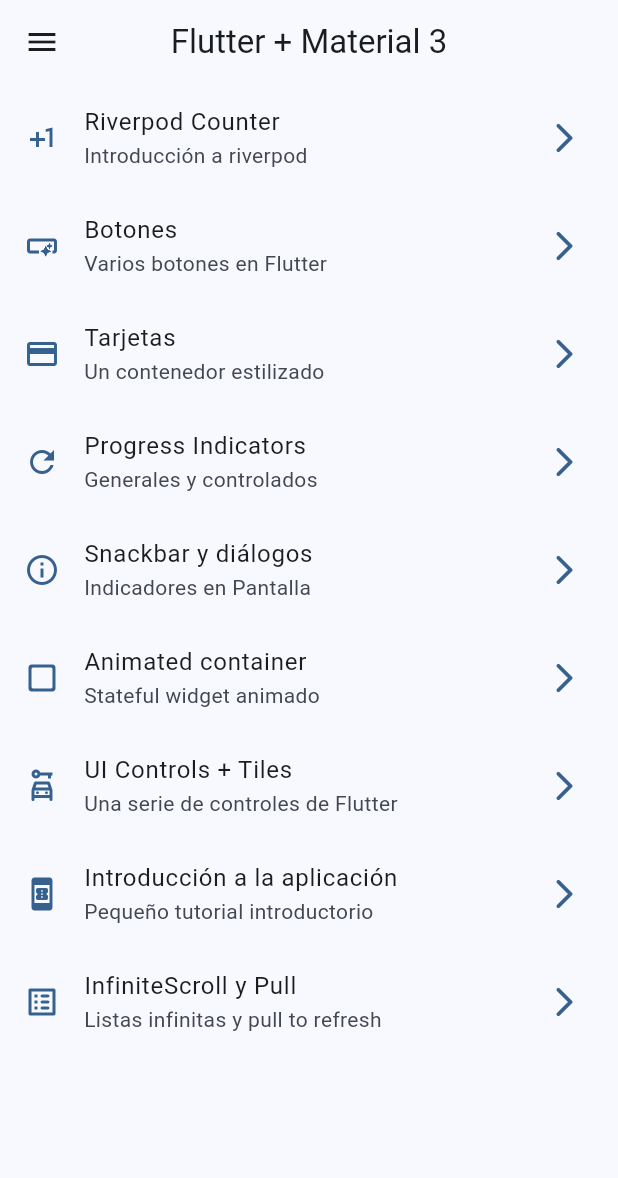
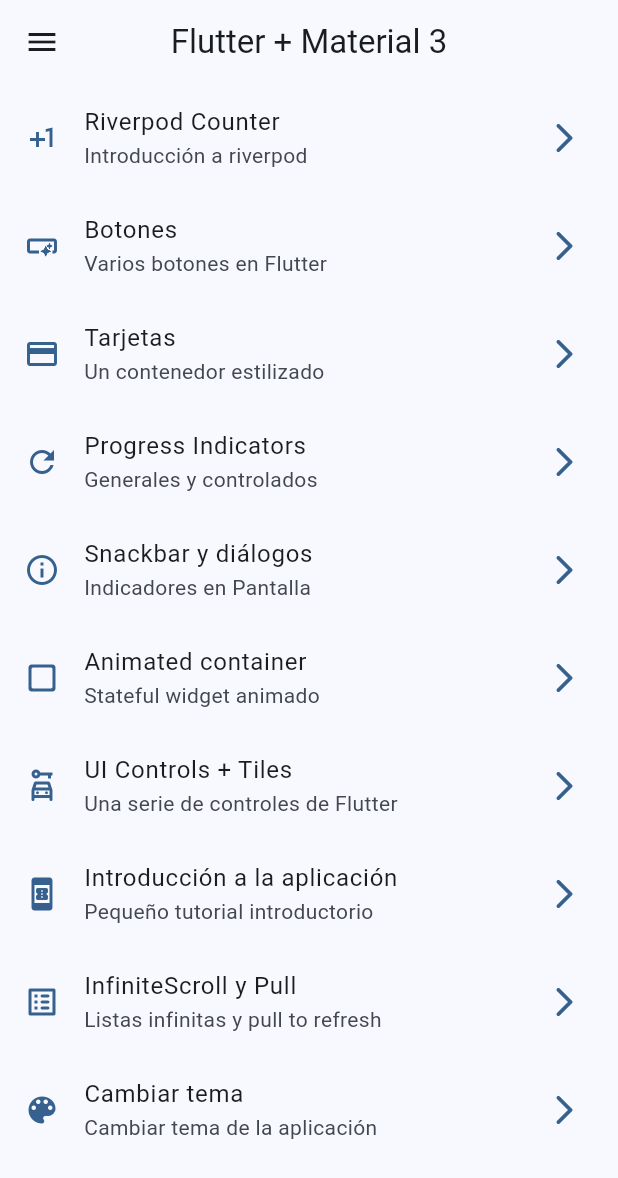
Before and after one commit to DidierDev672/widget_app, a Flutter app: the screen it shows after launch, on a phone screen of 412 x 824 dp. Shown: the top 1178 px of the screen. Run offline on Flutter 3.47's test engine with Material 3 defaults, Android fonts, the phone set to English and light mode, and no system bars; our stand-ins replace animate_do, flutter_riverpod, go_router.

Commit message:
Primeros pasos de theme changer

```diff
--- a/lib/config/menu-item/menu_item.dart
+++ b/lib/config/menu-item/menu_item.dart
@@ -69,4 +69,10 @@ const appMenuItems = <MenuItem>[
     link: '/infinite',
     icon: Icons.list_alt_rounded,
   ),
+  MenuItem(
+    title: 'Cambiar tema',
+    subTitle: 'Cambiar tema de la aplicación',
+    link: '/theme-changer',
+    icon: Icons.color_lens_rounded,
+  )
 ];
--- a/lib/config/router/app_router.dart
+++ b/lib/config/router/app_router.dart
@@ -54,5 +54,10 @@ final appRouter = GoRouter(
       name: CounterScreen.name,
       builder: (context, state) => const CounterScreen(),
     ),
+    GoRoute(
+      path: '/theme-changer',
+      name: ThemeChangerScreen.name,
+      builder: (context, state) => const ThemeChangerScreen(),
+    ),
   ],
 );
--- a/lib/presentation/providers/counter_provider.dart
+++ b/lib/presentation/providers/counter_provider.dart
@@ -1,3 +1,3 @@
 import 'package:flutter_riverpod/flutter_riverpod.dart';
 
-final counterProvider = StateProvider((ref) => 5);
+final counterProvider = StateProvider<int>((ref) => 5);
--- a/lib/presentation/screens/screens.dart
+++ b/lib/presentation/screens/screens.dart
@@ -7,3 +7,4 @@ export 'progress/progress_screen.dart';
 export 'snackbar/snackbar_screen.dart';
 export 'ui_controls/ui_controls_screen.dart';
 export 'counter/counter_screens.dart';
+export 'theme_changer/theme_changer_screen.dart';
```
Also changed, not shown: lib/presentation/providers/theme_provider.dart (added, +7 -0 lines), lib/presentation/screens/counter/counter_screens.dart (+20 -1 lines), lib/presentation/screens/theme_changer/theme_changer_screen.dart (added, +53 -0 lines).
